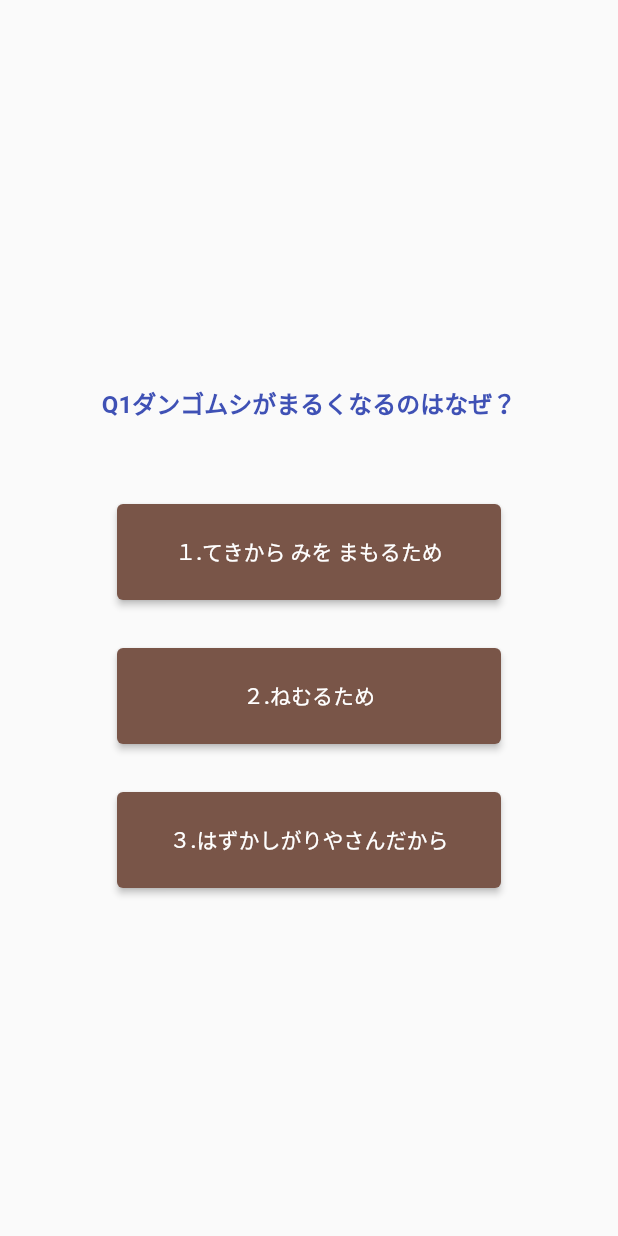
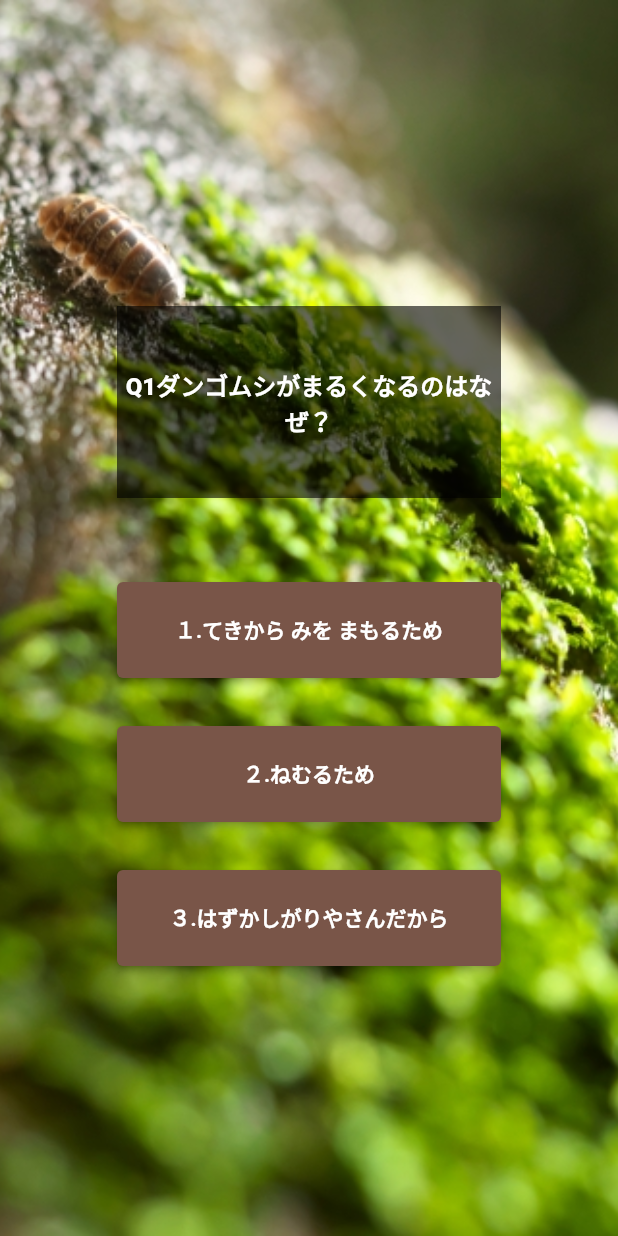
Before and after one commit to phi7/dangomushi_quiz, a Flutter app: the screen it shows after launch, after a tap on "ちゅうがくせいれべる", on a phone screen of 412 x 824 dp. Run offline on Flutter 3.47's test engine with Material 2 defaults, Android fonts, the phone set to English and light mode, and no system bars; our stand-ins replace audioplayers.

Commit message:
アイコン作成、Android対応

```diff
--- a/lib/advanced_quiz/advanced_quiz_answer.dart
+++ b/lib/advanced_quiz/advanced_quiz_answer.dart
@@ -68,7 +68,7 @@ class AdvancedQuizAnswer extends StatelessWidget {
                     : Container(),
                 model.counter == 5
                     ? Text(
-                  "ぜんもんせいかい　やったね！😊　しょきゅうクリアだ！",
+                  "ぜんもんせいかい　やったね！😊　きみは　もう　りっぱな　ダンゴムシはかせだ！",
                   style: TextStyle(fontSize: 24),
                 )
                     : Container(),
--- a/lib/app_background.dart
+++ b/lib/app_background.dart
@@ -3,6 +3,12 @@ import 'package:flutter/material.dart';
 class AppBackGround extends StatelessWidget {
   @override
   Widget build(BuildContext context) {
-    return Container();
+    return Container(
+      decoration: const BoxDecoration(
+          image: DecorationImage(
+        image: AssetImage("images/background1.jpg"),
+            fit: BoxFit.cover,
+      )),
+    );
   }
 }
--- a/lib/beginner_quiz/beginner_quiz_answer.dart
+++ b/lib/beginner_quiz/beginner_quiz_answer.dart
@@ -13,7 +13,7 @@ class BeginnerQuizAnswer extends StatelessWidget {
       return Scaffold(
         body: Center(
           child: Padding(
-            padding: const EdgeInsets.all(16.0),
+            padding: const EdgeInsets.all(32.0),
             child: Column(
               mainAxisAlignment: MainAxisAlignment.center,
               children: [
@@ -66,7 +66,7 @@ class BeginnerQuizAnswer extends StatelessWidget {
                     : Container(),
                 model.counter == 5
                     ? Text(
-                        "ぜんもんせいかい　やったね！😊　しょきゅうクリアだ！",
+                        "ぜんもんせいかい　やったね！😊　しょうがくせいれべる　クリアだ！",
                         style: TextStyle(fontSize: 24),
                       )
                     : Container(),
--- a/lib/beginner_quiz/beginner_quiz_page0.dart
+++ b/lib/beginner_quiz/beginner_quiz_page0.dart
@@ -1,9 +1,11 @@
+import 'package:audioplayers/audioplayers.dart';
 import 'package:flutter/material.dart';
 import 'package:provider/provider.dart';
 import 'package:quiz_app/count_store.dart';
 import 'beginner_quiz_page1.dart';
 
 class BeginnerQuizPage0 extends StatelessWidget {
+  final AudioCache _player = AudioCache(prefix: 'assets/sounds/');
   @override
   Widget build(BuildContext context) {
     return Scaffold(
@@ -40,12 +42,13 @@ class BeginnerQuizPage0 extends StatelessWidget {
                   child: ElevatedButton(
                       onPressed: () {
                         //正解か不正解のコード
+                        _player.play('huseikai.mp3');
                         showDialog(
                           barrierDismissible: false,
                           context: context,
                           builder: (BuildContext context) {
                             return AlertDialog(
-                              title: Text('不正解！'),
+                              title: Text('不正解・・・'),
                               actions: <Widget>[
                                 ElevatedButton(
                                     child: Text('次の問題へ'),
@@ -71,6 +74,7 @@ class BeginnerQuizPage0 extends StatelessWidget {
                     height: 32,
                     child: ElevatedButton(
                         onPressed: () {
+                          _player.play('seikai.mp3');
                           showDialog(
                             barrierDismissible: false,
                             context: context,
--- a/lib/beginner_quiz/beginner_quiz_page1.dart
+++ b/lib/beginner_quiz/beginner_quiz_page1.dart
@@ -1,3 +1,4 @@
+import 'package:audioplayers/audioplayers.dart';
 import 'package:flutter/material.dart';
 import 'package:provider/provider.dart';
 import 'package:quiz_app/count_store.dart';
@@ -5,6 +6,7 @@ import 'package:quiz_app/count_store.dart';
 import 'beginner_quiz_page2.dart';
 
 class BeginnerQuizPage1 extends StatelessWidget {
+  final AudioCache _player = AudioCache(prefix: 'assets/sounds/');
   @override
   Widget build(BuildContext context) {
     return Scaffold(
@@ -39,13 +41,14 @@ class BeginnerQuizPage1 extends StatelessWidget {
                     height: 32,
                     child: ElevatedButton(
                         onPressed: () {
+                          _player.play('huseikai.mp3');
                           //正解か不正解のコード
                           showDialog(
                             barrierDismissible: false,
                             context: context,
                             builder: (BuildContext context) {
                               return AlertDialog(
-                                title: Text('不正解！'),
+                                title: Text('不正解・・・'),
                                 actions: <Widget>[
                                   ElevatedButton(
                                       child: Text('次の問題へ'),
@@ -72,6 +75,7 @@ class BeginnerQuizPage1 extends StatelessWidget {
                     height: 32,
                     child: ElevatedButton(
                         onPressed: () {
+                          _player.play('seikai.mp3');
                           showDialog(
                             barrierDismissible: false,
                             context: context,
--- a/lib/beginner_quiz/beginner_quiz_page3.dart
+++ b/lib/beginner_quiz/beginner_quiz_page3.dart
@@ -1,3 +1,4 @@
+import 'package:audioplayers/audioplayers.dart';
 import 'package:flutter/material.dart';
 import 'package:provider/provider.dart';
 import 'package:quiz_app/count_store.dart';
@@ -5,6 +6,7 @@ import 'package:quiz_app/count_store.dart';
 import 'beginner_quiz_page4.dart';
 
 class BeginnerQuizPage3 extends StatelessWidget {
+  final AudioCache _player = AudioCache(prefix: 'assets/sounds/');
   @override
   Widget build(BuildContext context) {
     return Scaffold(
@@ -37,6 +39,7 @@ class BeginnerQuizPage3 extends StatelessWidget {
                     height: 32,
                     child: ElevatedButton(
                         onPressed: () {
+                          _player.play('seikai.mp3');
                           //正解か不正解のコード
                           showDialog(
                             barrierDismissible: false,
@@ -72,12 +75,13 @@ class BeginnerQuizPage3 extends StatelessWidget {
                     height: 32,
                     child: ElevatedButton(
                         onPressed: () {
+                          _player.play('huseikai.mp3');
                           showDialog(
                             barrierDismissible:  false,
                             context: context,
                             builder: (BuildContext context) {
                               return AlertDialog(
-                                title: Text('正解！'),
+                                title: Text('不正解・・・'),
                                 actions: <Widget>[
                                   ElevatedButton(
                                       child: Text('次の問題へ'),
--- a/lib/beginner_quiz/beginner_quiz_page4.dart
+++ b/lib/beginner_quiz/beginner_quiz_page4.dart
@@ -1,9 +1,11 @@
+import 'package:audioplayers/audioplayers.dart';
 import 'package:flutter/material.dart';
 import 'package:provider/provider.dart';
 import 'package:quiz_app/beginner_quiz/beginner_quiz_answer.dart';
 import 'package:quiz_app/count_store.dart';
 
 class BeginnerQuizPage4 extends StatelessWidget {
+  final AudioCache _player = AudioCache(prefix: 'assets/sounds/');
   @override
   Widget build(BuildContext context) {
     return Scaffold(
@@ -36,6 +38,7 @@ class BeginnerQuizPage4 extends StatelessWidget {
                     height: 32,
                     child: ElevatedButton(
                         onPressed: () {
+                          _player.play('seikai.mp3');
                           //正解か不正解のコード
                           showDialog(
                             barrierDismissible: false,
@@ -71,12 +74,13 @@ class BeginnerQuizPage4 extends StatelessWidget {
                     height: 32,
                     child: ElevatedButton(
                         onPressed: () {
+                          _player.play('huseikai.mp3');
                           showDialog(
                             barrierDismissible: false,
                             context: context,
                             builder: (BuildContext context) {
                               return AlertDialog(
-                                title: Text('不正解！'),
+                                title: Text('不正解・・・'),
                                 actions: <Widget>[
                                   ElevatedButton(
                                       child: Text('次の問題へ'),
--- a/lib/home_page/home.dart
+++ b/lib/home_page/home.dart
@@ -1,10 +1,8 @@
 import 'package:flutter/material.dart';
-import 'package:provider/provider.dart';
 import 'package:quiz_app/home_page/advanced_button.dart';
 import 'package:quiz_app/home_page/beginner_button.dart';
 import 'package:quiz_app/home_page/title_area.dart';
 import 'package:quiz_app/home_page/title_picture.dart';
-import '../count_store.dart';
 import 'intermediate_button.dart';
 
 class MyHomePage extends StatelessWidget {
@@ -25,21 +23,17 @@ class MyHomePage extends StatelessWidget {
             TitleArea(),
             //絵をのせる
             TitlePicture(),
-            SizedBox(
-              height: 32,
-            ),
+            Expanded(child: Container()),
             //初級ボタン
             BeginnerButton(),
-            SizedBox(
-              height: 32,
-            ),
+            Expanded(child: Container()),
             //中級ボタン
             IntermediateButton(),
-            SizedBox(
-              height: 32,
-            ),
+            Expanded(child: Container()),
             //ダンゴム神ボタン
             AdvancedButton(),
+            Expanded(child: Container()),
+            Expanded(child: Container()),
           ],
         ),
       ),
--- a/lib/intermediate_quiz/intermediate_quiz_answer.dart
+++ b/lib/intermediate_quiz/intermediate_quiz_answer.dart
@@ -15,7 +15,7 @@ class IntermediateQuizAnswer extends StatelessWidget {
       return Scaffold(
         body: Center(
           child: Padding(
-            padding: const EdgeInsets.all(16.0),
+            padding: const EdgeInsets.all(32.0),
             child: Column(
               mainAxisAlignment: MainAxisAlignment.center,
               children: [
@@ -68,7 +68,7 @@ class IntermediateQuizAnswer extends StatelessWidget {
                     : Container(),
                 model.counter == 5
                     ? Text(
-                  "ぜんもんせいかい　やったね！😊　しょきゅうクリアだ！",
+                  "ぜんもんせいかい　やったね！😊　ちゅうがくせいれべる　クリアだ！",
                   style: TextStyle(fontSize: 24),
                 )
                     : Container(),
--- a/lib/question_page_template.dart
+++ b/lib/question_page_template.dart
@@ -20,11 +20,12 @@ class QuestionPageTemplate extends StatelessWidget {
   final double w = 256;
   final double h = 64;
 
+  final AudioCache _player = AudioCache(prefix: 'assets/sounds/');
+
   @override
   Widget build(BuildContext context) {
     return Scaffold(
-      body: Stack(
-        children: [
+      body: Stack(children: [
         AppBackGround(),
         Center(
           child: Consumer<CounterStore>(builder: (context, model, child) {
@@ -34,12 +35,20 @@ class QuestionPageTemplate extends StatelessWidget {
                 //問題
                 Padding(
                   padding: const EdgeInsets.all(24.0),
+                  child: Container(
+                    width: 256,
+                    height: 128,
+                    color: Colors.black.withOpacity(0.6),
+                    child: Center(
                       child: Text(
                         question,
+                        textAlign: TextAlign.center,
                         style: TextStyle(
-                      color: Colors.indigo,
-                      fontWeight: FontWeight.bold,
+                          color: Colors.white,
+                          fontWeight: FontWeight.w900,
                           fontSize: 16,
+                        ),
+                      ),
                     ),
                   ),
                 ),
@@ -54,8 +63,14 @@ class QuestionPageTemplate extends StatelessWidget {
                       onPressed: () {
                         showConfirmDialog1(context, flag1, widget);
                         flag1 ? model.incrementCounter() : Container();
+                        flag1
+                            ? _player.play('seikai.mp3')
+                            : _player.play('huseikai.mp3');
                       },
-                      child: Text(c1)),
+                      child: Text(
+                        c1,
+                        style: TextStyle(fontWeight: FontWeight.bold),
+                      )),
                 ),
                 SizedBox(
                   height: 32,
@@ -67,8 +82,14 @@ class QuestionPageTemplate extends StatelessWidget {
                       onPressed: () {
                         showConfirmDialog2(context, flag2, widget);
                         flag2 ? model.incrementCounter() : Container();
+                        flag2
+                            ? _player.play('seikai.mp3')
+                            : _player.play('huseikai.mp3');
                       },
-                      child: Text(c2)),
+                      child: Text(
+                        c2,
+                        style: TextStyle(fontWeight: FontWeight.bold),
+                      )),
                 ),
                 SizedBox(
                   height: 32,
@@ -80,14 +101,20 @@ class QuestionPageTemplate extends StatelessWidget {
                       onPressed: () {
                         showConfirmDialog3(context, flag3, widget);
                         flag3 ? model.incrementCounter() : Container();
+                        flag3
+                            ? _player.play('seikai.mp3')
+                            : _player.play('huseikai.mp3');
                       },
-                      child: Text(c3)),
+                      child: Text(
+                        c3,
+                        style: TextStyle(fontWeight: FontWeight.bold),
+                      )),
                 ),
               ],
             );
           }),
-        ),]
         ),
+      ]),
     );
   }
 }
@@ -98,7 +125,7 @@ Future showConfirmDialog1(BuildContext context, flag1, widget) {
     context: context,
     builder: (BuildContext context) {
       return AlertDialog(
-        title: flag1 ? Text('正解！') : Text('不正解！'),
+        title: flag1 ? Text('正解！') : Text('不正解・・・'),
         actions: <Widget>[
           ElevatedButton(
               child: Text('次の問題へ'),
@@ -122,7 +149,7 @@ Future showConfirmDialog2(BuildContext context, flag2, widget) {
     context: context,
     builder: (BuildContext context) {
       return AlertDialog(
-        title: flag2 ? Text('正解！') : Text('不正解！'),
+        title: flag2 ? Text('正解！') : Text('不正解・・・'),
         actions: <Widget>[
           ElevatedButton(
               child: Text('次の問題へ'),
@@ -146,7 +173,7 @@ Future showConfirmDialog3(BuildContext context, flag3, widget) {
     context: context,
     builder: (BuildContext context) {
       return AlertDialog(
-        title: flag3 ? Text('正解！') : Text('不正解！'),
+        title: flag3 ? Text('正解！') : Text('不正解・・・'),
         actions: <Widget>[
           ElevatedButton(
               child: Text('次の問題へ'),
```
Also changed, not shown: lib/beginner_quiz/beginner_quiz_page2.dart (+6 -1 lines), pubspec.yaml (+5 -3 lines), images/background1.jpg (added), images/dangomushi_icon.jpg (added), pubspec.lock, 26 other files. Lines whose indentation alone changed are shown as unchanged.
